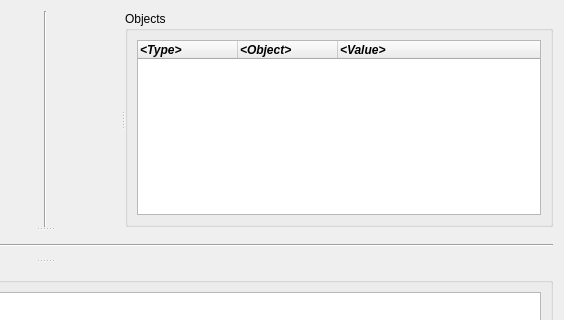
First picture: the form in helpus/resource/ui/main.ui, repository tov101/HelpUs, before the edit; both pictures show x 474 to 1038 and y 0 to 320 of the 1038 by 500 pixel window.
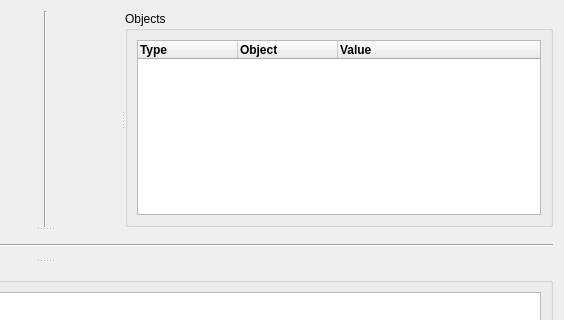
Second picture: the form after the edit. Icons and pictures are not drawn.

What changed in the file:
```diff
--- a/helpus/resource/ui/main.ui
+++ b/helpus/resource/ui/main.ui
@@ -99,33 +99,33 @@
           </attribute>
           <column>
            <property name="text">
-            <string>&lt;Type&gt;</string>
+            <string>Type</string>
            </property>
            <property name="font">
             <font>
-             <italic>true</italic>
+             <italic>false</italic>
              <bold>true</bold>
             </font>
            </property>
           </column>
           <column>
            <property name="text">
-            <string>&lt;Object&gt;</string>
+            <string>Object</string>
            </property>
            <property name="font">
             <font>
-             <italic>true</italic>
+             <italic>false</italic>
              <bold>true</bold>
             </font>
            </property>
           </column>
           <column>
            <property name="text">
-            <string>&lt;Value&gt;</string>
+            <string>Value</string>
            </property>
            <property name="font">
             <font>
-             <italic>true</italic>
+             <italic>false</italic>
              <bold>true</bold>
             </font>
            </property>
```
Left out of the diff: 8 changed lines with no effect on the pictures.
